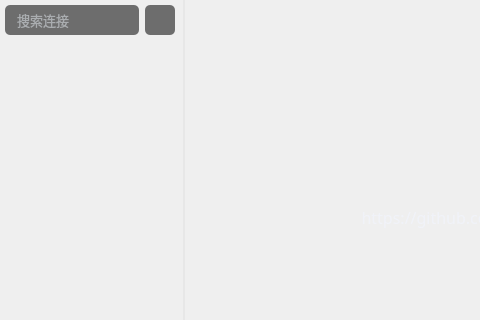
This is Fdog-Kit/module_zookeeper/zookeepermanagewidget.ui in HuaGouFdog/Fdog-Kit as Qt 5 draws it before an edit; both pictures show x 0 to 480 and y 0 to 320 of the 853 by 515 pixel window. The edited form follows.
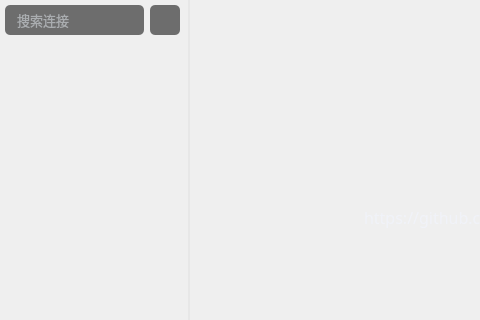
This is the edited form. Icons and pictures are not drawn.

```diff
--- a/Fdog-Kit/module_zookeeper/zookeepermanagewidget.ui
+++ b/Fdog-Kit/module_zookeeper/zookeepermanagewidget.ui
@@ -63,13 +63,13 @@
      <widget class="QWidget" name="widget_left" native="true">
       <property name="minimumSize">
        <size>
-        <width>185</width>
+        <width>190</width>
         <height>0</height>
        </size>
       </property>
       <property name="maximumSize">
        <size>
-        <width>185</width>
+        <width>190</width>
         <height>16777215</height>
        </size>
       </property>
@@ -393,7 +393,7 @@
               <rect>
                <x>0</x>
                <y>0</y>
-               <width>175</width>
+               <width>180</width>
                <height>470</height>
               </rect>
              </property>
```
